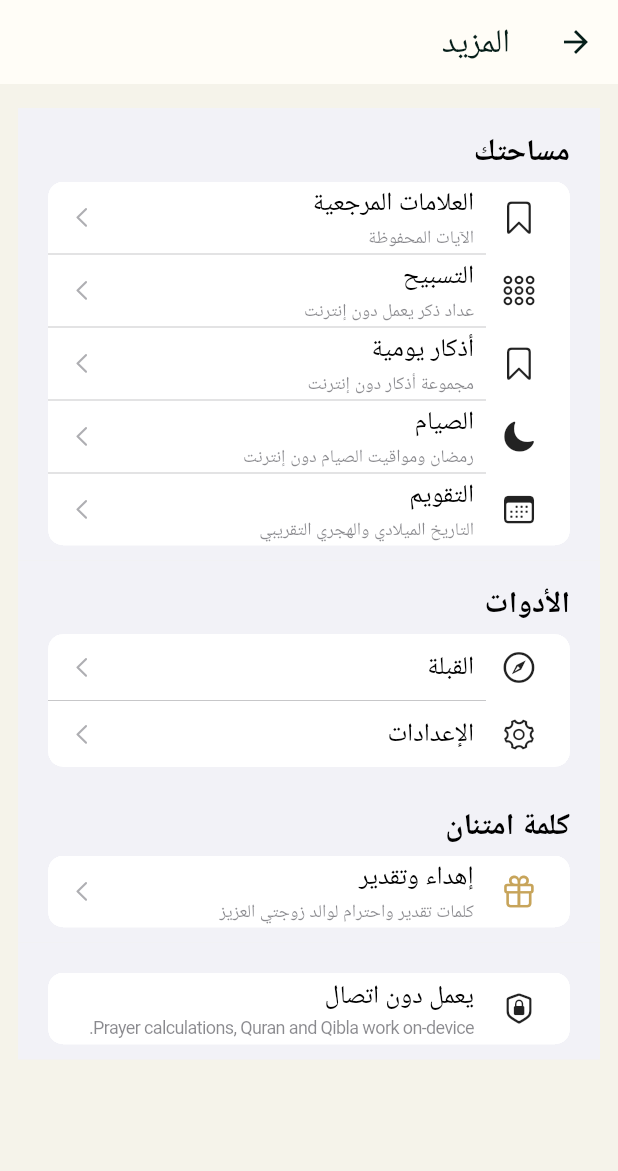
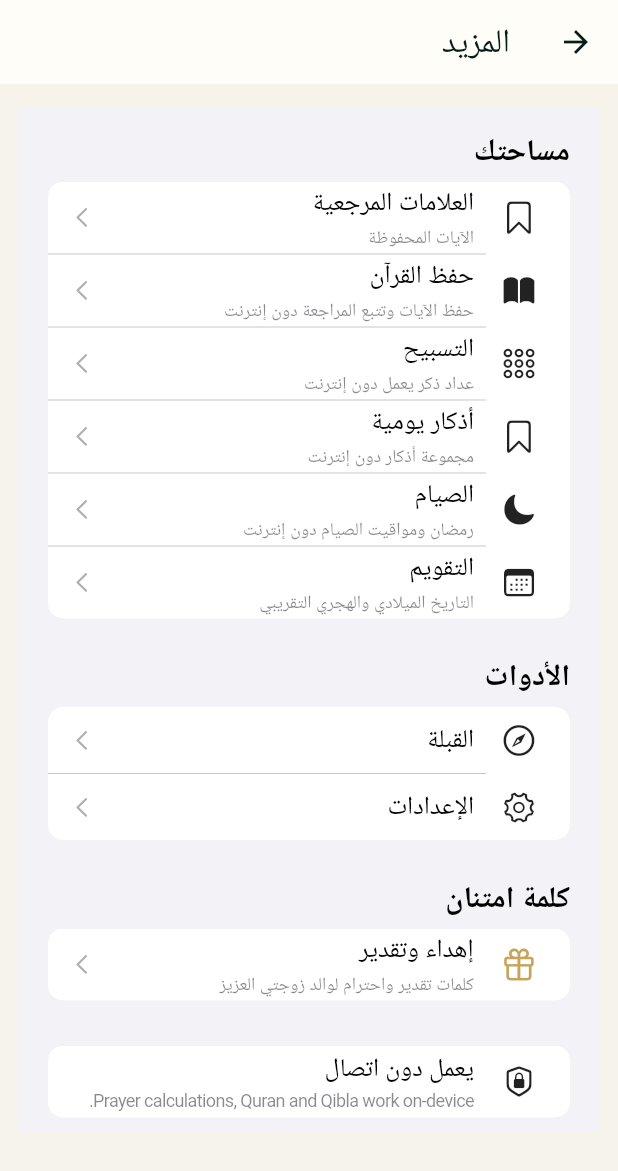
Before and after one commit to 3bdalla3adil/AndroidPrayerTimesApp, a Flutter app: the MoreScreen screen opened by its route, on a phone screen of 412 x 824 dp. Shown: the top 1171 px of the screen. Run offline on Flutter 3.47's test engine with Material 3 defaults, Android fonts, the phone set to English and light mode, and no system bars; our stand-ins replace audioplayers, flutter_compass, flutter_local_notifications, flutter_timezone, geolocator, shared_preferences and 1 more; missing offline and left inert: adhan_dart, hijri_core, quran; accounts and stored records are empty.

Commit message:
Add Quran memorization to More menu

```diff
--- a/flutter_app/lib/screens/more_screen.dart
+++ b/flutter_app/lib/screens/more_screen.dart
@@ -28,6 +28,13 @@ class MoreScreen extends StatelessWidget {
                   onTap: () => Navigator.of(context).pushNamed(AppRoutes.bookmarks),
                 ),
 
+                CupertinoListTile(
+                  leading: const Icon(CupertinoIcons.book_fill),
+                  title: Text(LocaleController.isArabic ? 'حفظ القرآن' : 'Quran memorization'),
+                  subtitle: Text(LocaleController.isArabic ? 'حفظ الآيات وتتبع المراجعة دون إنترنت' : 'Practice ayahs and track revision offline'),
+                  trailing: const CupertinoListTileChevron(),
+                  onTap: () => Navigator.of(context).pushNamed(AppRoutes.quranMemorization),
+                ),
                 CupertinoListTile(
                   leading: const Icon(CupertinoIcons.circle_grid_3x3),
                   title: Text(LocaleController.isArabic ? 'التسبيح' : 'Tasbih'),
```
